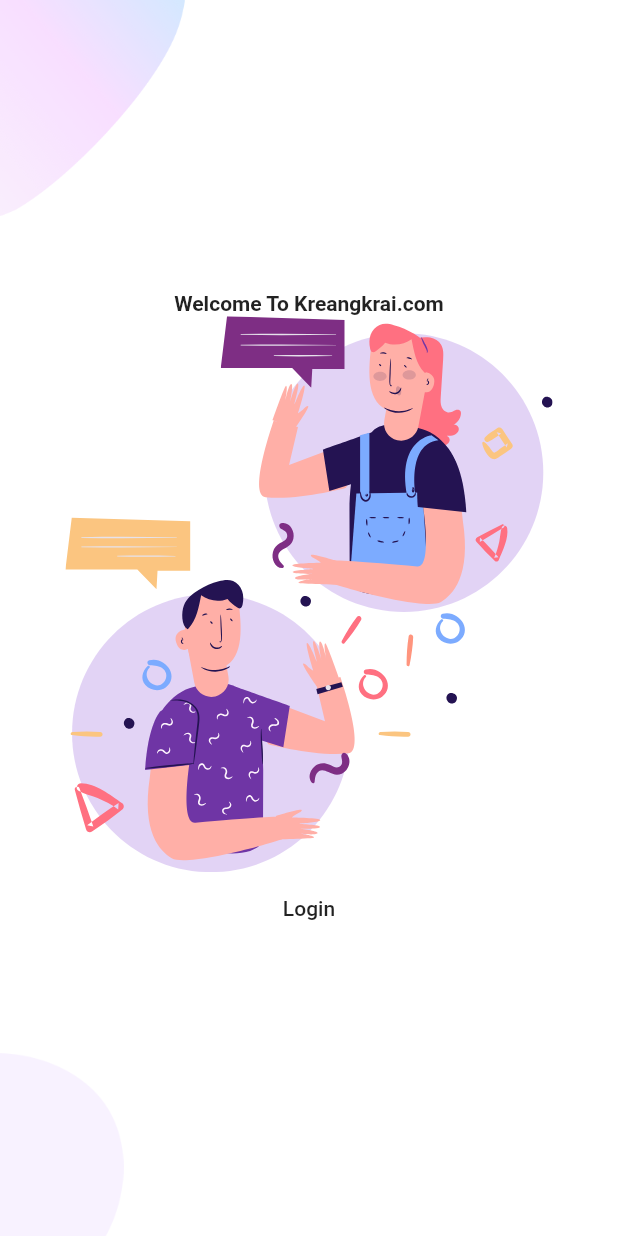
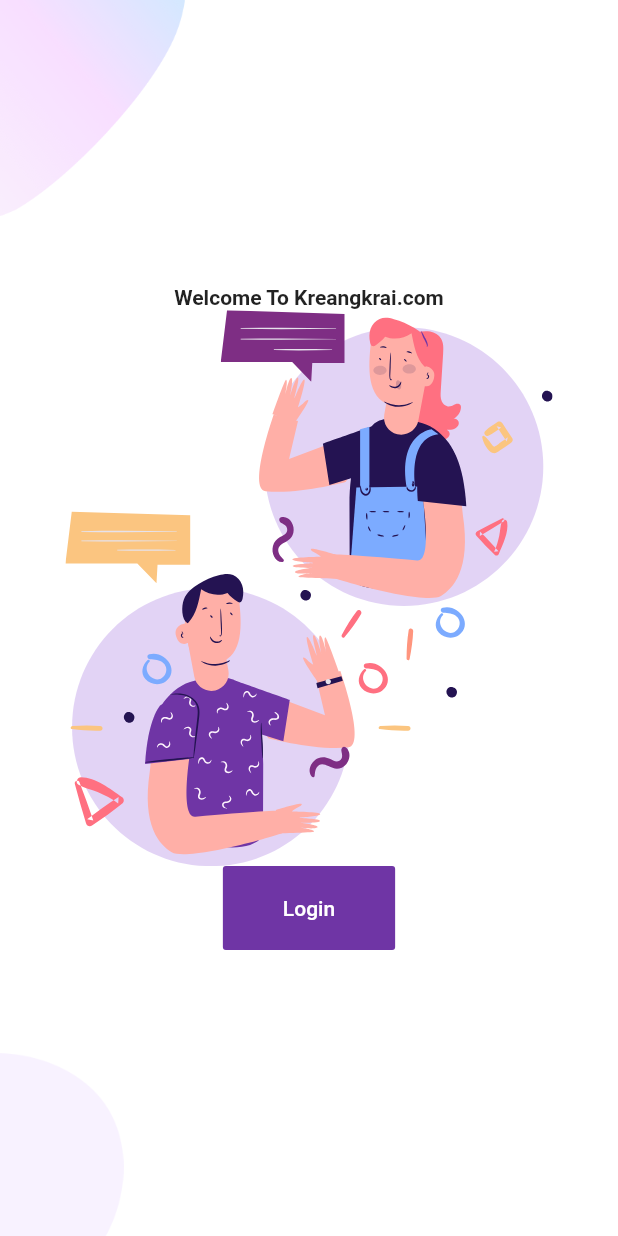
Before and after one commit to mynameiskreang/flutter_login, a Flutter app: the screen it shows after launch, on a phone screen of 412 x 824 dp. Run offline on Flutter 3.47's test engine with Material 2 defaults, Android fonts, the phone set to English and light mode, and no system bars; our stand-ins replace flutter_svg.

Commit message:
add const flatButtonStyle

```diff
--- a/lib/components/body.dart
+++ b/lib/components/body.dart
@@ -20,7 +20,12 @@ class Body extends StatelessWidget {
             height: size.height * 0.45,
           ),
           TextButton(
-              style: flatButtonStyle, onPressed: () {}, child: Text('Login'))
+              style: flatButtonStyle,
+              onPressed: () {},
+              child: Text(
+                'Login',
+                style: TextStyle(color: Colors.white),
+              ))
         ],
       ),
     );
--- a/lib/constants.dart
+++ b/lib/constants.dart
@@ -4,48 +4,25 @@ const kPrimaryColor = Color(0xFF6F35A5);
 const kPrimaryLightColor = Color(0xFFF1E6FF);
 const kPaddingSymmetric = EdgeInsets.symmetric(vertical: 20, horizontal: 40);
 
-// เอกสารจาก https://flutter.dev/docs/release/breaking-changes/buttons
-// final ButtonStyle flatButtonStyle = TextButton.styleFrom(
-//   primary: kPrimaryColor,
-//   padding: kPaddingSymmetric,
-//   shape: const RoundedRectangleBorder(
-//     borderRadius: BorderRadius.all(Radius.circular(2.0)),
-//   ),
-// );
-//
-// final ButtonStyle raisedButtonStyle = ElevatedButton.styleFrom(
-//   onPrimary: kPrimaryColor,
-//   primary: kPrimaryLightColor,
-//   // minimumSize: Size(88, 36),
-//   padding: kPaddingSymmetric,
-//   shape: const RoundedRectangleBorder(
-//     borderRadius: BorderRadius.all(Radius.circular(2)),
-//   ),
-// );
-
+//เอกสารจาก https://flutter.dev/docs/release/breaking-changes/buttons
 final ButtonStyle flatButtonStyle = TextButton.styleFrom(
-  primary: Colors.black87,
-  minimumSize: Size(88, 36),
-  padding: EdgeInsets.symmetric(horizontal: 16.0),
+  backgroundColor: kPrimaryColor,
+  padding: kPaddingSymmetric,
   shape: const RoundedRectangleBorder(
     borderRadius: BorderRadius.all(Radius.circular(2.0)),
   ),
 );
 
 final ButtonStyle raisedButtonStyle = ElevatedButton.styleFrom(
-  onPrimary: Colors.black87,
-  primary: Colors.grey[300],
-  minimumSize: Size(88, 36),
-  padding: EdgeInsets.symmetric(horizontal: 16),
+  onPrimary: kPrimaryColor,
+  padding: kPaddingSymmetric,
   shape: const RoundedRectangleBorder(
     borderRadius: BorderRadius.all(Radius.circular(2)),
   ),
 );
 
 final ButtonStyle outlineButtonStyle = OutlinedButton.styleFrom(
-  primary: Colors.black87,
-  minimumSize: Size(88, 36),
-  padding: EdgeInsets.symmetric(horizontal: 16),
+  padding: kPaddingSymmetric,
   shape: const RoundedRectangleBorder(
     borderRadius: BorderRadius.all(Radius.circular(2)),
   ),
```
